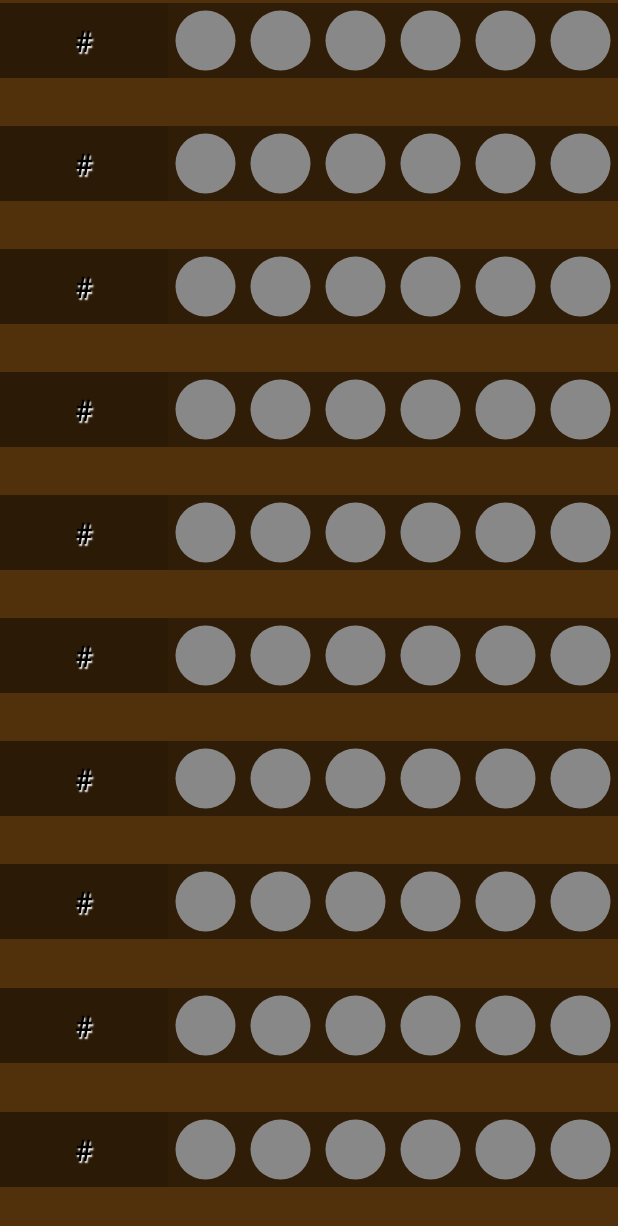
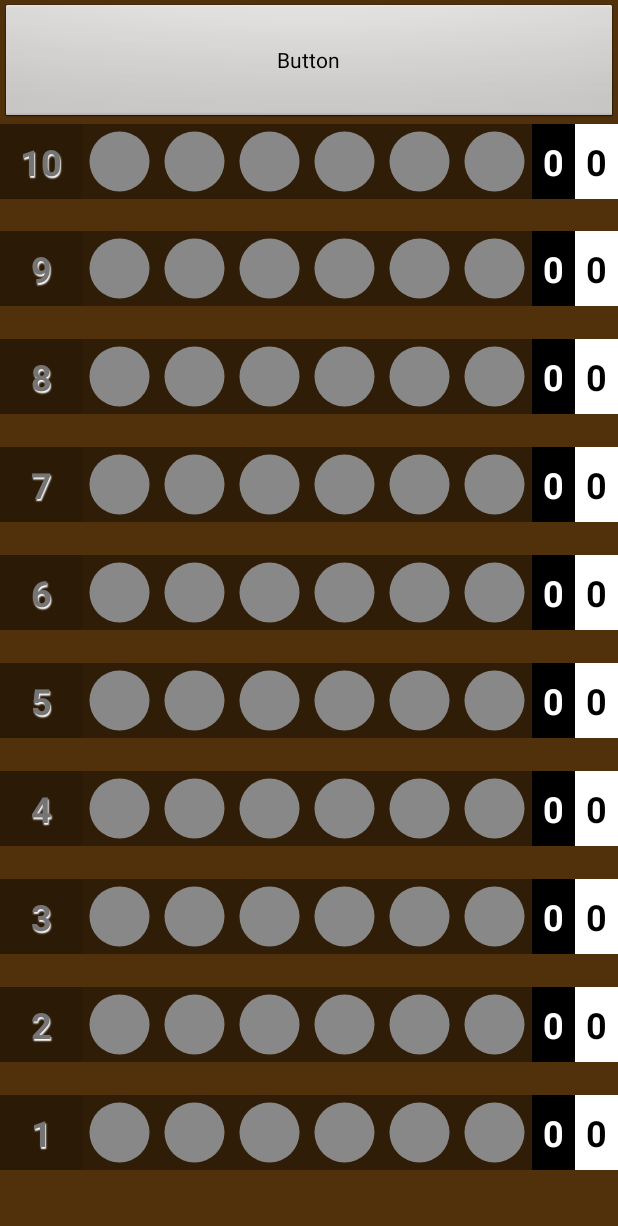
Before and after one commit to ChrisLaforet/MasterMind, an Android app: the screen it shows after launch (PlayMastermindActivity), after a tap on "Beginner 4-color/4-wells", on a phone screen of 412 x 824 dp. Shown: the top 1226 px of the screen. Run offline under Robolectric (Android 15) with nearby library versions, the phone set to English and light mode, and no system bars.

Commit message:
Developing look of peg row

```diff
--- a/app/src/main/java/com/chrislaforetsoftware/mm/board/MastermindPegHole.kt
+++ b/app/src/main/java/com/chrislaforetsoftware/mm/board/MastermindPegHole.kt
@@ -6,6 +6,7 @@ import android.graphics.Color
 import android.graphics.Paint
 import android.util.AttributeSet
 import android.view.View
+import android.widget.TextView
 import kotlin.math.min
 
 
--- a/app/src/main/java/com/chrislaforetsoftware/mm/board/MastermindPegRow.kt
+++ b/app/src/main/java/com/chrislaforetsoftware/mm/board/MastermindPegRow.kt
@@ -6,6 +6,7 @@ import android.view.LayoutInflater
 import android.view.View
 import android.view.ViewGroup
 import android.widget.LinearLayout
+import android.widget.TextView
 import com.chrislaforetsoftware.mm.R
 
 
@@ -16,12 +17,35 @@ class MastermindPegRow(context: Context, attrs: AttributeSet?, defStyle: Int) :
 
 	constructor(context: Context, attrs: AttributeSet) : this(context, attrs, 0) {}
 
+	private lateinit var rowNumber: TextView
+	private lateinit var peg0: MastermindPegHole
+	private lateinit var peg1: MastermindPegHole
+	private lateinit var peg2: MastermindPegHole
+	private lateinit var peg3: MastermindPegHole
+	private lateinit var peg4: MastermindPegHole
+	private lateinit var peg5: MastermindPegHole
+
 	init {
-//		val viewGroup = findViewById<View>(android.R.id.content) as ViewGroup
+		inflate(this.context, R.layout.mastermind_pegrow, this)
 
-//		val inflater = context.getSystemService(Context.LAYOUT_INFLATER_SERVICE) as LayoutInflater
-//		var view = inflater.inflate(R.layout.mastermind_pegrow, null)
+		rowNumber = findViewById<TextView>(R.id.row_number)
+		peg0 = findViewById<MastermindPegHole>(R.id.peg_0)
+		peg1 = findViewById<MastermindPegHole>(R.id.peg_1)
+		peg2 = findViewById<MastermindPegHole>(R.id.peg_2)
+		peg3 = findViewById<MastermindPegHole>(R.id.peg_3)
+		peg4 = findViewById<MastermindPegHole>(R.id.peg_4)
+		peg5 = findViewById<MastermindPegHole>(R.id.peg_5)
+	}
 
-		inflate(this.context, R.layout.mastermind_pegrow, this)
+	fun setNumber(number: Int) {
+		this.rowNumber.text = number.toString()
 	}
+
+	fun setWells(wellCount: Int) {
+		if (wellCount == 6) {
+			return
+		}
+
+	}
+
 }
--- a/app/src/main/java/com/chrislaforetsoftware/mm/board/PlayMastermindActivity.kt
+++ b/app/src/main/java/com/chrislaforetsoftware/mm/board/PlayMastermindActivity.kt
@@ -16,22 +16,29 @@ import com.chrislaforetsoftware.mm.R
 
 class PlayMastermindActivity : Activity() {
 
-    // ????
-//private lateinit var fullscreenContent: TextView
-
-
-
     private var totalWells: Int = 4
     private var totalColors: Int = 6
     private var allowDuplicateColors: Boolean = false
+
+    private lateinit var row0: MastermindPegRow
+    private lateinit var row1: MastermindPegRow;
+    private lateinit var row2: MastermindPegRow;
+    private lateinit var row3: MastermindPegRow;
+    private lateinit var row4: MastermindPegRow;
+    private lateinit var row5: MastermindPegRow;
+    private lateinit var row6: MastermindPegRow;
+    private lateinit var row7: MastermindPegRow;
+    private lateinit var row8: MastermindPegRow;
+    private lateinit var row9: MastermindPegRow;
 
     companion object {
         const val TOTAL_WELLS = "totalWells"
         const val TOTAL_COLORS = "totalColors"
         const val ALLOW_DUPLICATE_COLORS = "allowDuplicateColors"
+
+        const val MAX_WELLS = 6
     }
 
-    @SuppressLint("ClickableViewAccessibility")
     override fun onCreate(savedInstanceState: Bundle?) {
         super.onCreate(savedInstanceState)
 
@@ -39,10 +46,43 @@ class PlayMastermindActivity : Activity() {
 
         setContentView(R.layout.activity_play_mastermind)
 
-
         totalWells = intent.getIntExtra(TOTAL_WELLS, 4)
         totalColors = intent.getIntExtra(TOTAL_COLORS, 6)
         allowDuplicateColors = intent.getBooleanExtra(ALLOW_DUPLICATE_COLORS, false)
+
+        row0 = findViewById<MastermindPegRow>(R.id.peg_row_0)
+        row0.setNumber(1)
+        row1 = findViewById<MastermindPegRow>(R.id.peg_row_1)
+        row1.setNumber(2)
+        row2 = findViewById<MastermindPegRow>(R.id.peg_row_2)
+        row2.setNumber(3)
+        row3 = findViewById<MastermindPegRow>(R.id.peg_row_3)
+        row3.setNumber(4)
+        row4 = findViewById<MastermindPegRow>(R.id.peg_row_4)
+        row4.setNumber(5)
+        row5 = findViewById<MastermindPegRow>(R.id.peg_row_5)
+        row5.setNumber(6)
+        row6 = findViewById<MastermindPegRow>(R.id.peg_row_6)
+        row6.setNumber(7)
+        row7 = findViewById<MastermindPegRow>(R.id.peg_row_7)
+        row7.setNumber(8)
+        row8 = findViewById<MastermindPegRow>(R.id.peg_row_8)
+        row8.setNumber(9)
+        row9 = findViewById<MastermindPegRow>(R.id.peg_row_9)
+        row9.setNumber(10)
+
+        if (totalWells != MAX_WELLS) {
+            row0.setWells(4)
+            row1.setWells(4)
+            row2.setWells(4)
+            row3.setWells(4)
+            row4.setWells(4)
+            row5.setWells(4)
+            row6.setWells(4)
+            row7.setWells(4)
+            row8.setWells(4)
+            row9.setWells(4)
+        }
 
     }
 
--- a/app/src/main/res/layout/activity_play_mastermind.xml
+++ b/app/src/main/res/layout/activity_play_mastermind.xml
@@ -14,65 +14,72 @@
             android:paddingTop="2sp"
             android:weightSum="100">
 
+        <Button
+                android:text="Button"
+                android:layout_width="match_parent"
+                android:layout_height="wrap_content"
+                android:id="@+id/button"
+                android:layout_weight="12" />
+
         <com.chrislaforetsoftware.mm.board.MastermindPegRow
                 android:id="@+id/peg_row_9"
                 android:layout_height="50dp"
                 android:layout_width="match_parent"
-                android:layout_weight="10"/>
+                android:layout_weight="8"/>
 
         <com.chrislaforetsoftware.mm.board.MastermindPegRow
                 android:id="@+id/peg_row_8"
                 android:layout_height="50dp"
                 android:layout_width="match_parent"
-                android:layout_weight="10"/>
+                android:layout_weight="8"/>
 
         <com.chrislaforetsoftware.mm.board.MastermindPegRow
                 android:id="@+id/peg_row_7"
                 android:layout_height="50dp"
                 android:layout_width="match_parent"
-                android:layout_weight="10" />
+                android:layout_weight="8" />
 
         <com.chrislaforetsoftware.mm.board.MastermindPegRow
                 android:id="@+id/peg_row_6"
                 android:layout_height="50dp"
                 android:layout_width="match_parent"
-                android:layout_weight="10" />
+                android:layout_weight="8" />
 
         <com.chrislaforetsoftware.mm.board.MastermindPegRow
                 android:id="@+id/peg_row_5"
                 android:layout_height="50dp"
                 android:layout_width="match_parent"
-                android:layout_weight="10" />
+                android:layout_weight="8" />
 
         <com.chrislaforetsoftware.mm.board.MastermindPegRow
                 android:id="@+id/peg_row_4"
                 android:layout_height="50dp"
                 android:layout_width="match_parent"
-                android:layout_weight="10" />
+                android:layout_weight="8" />
 
         <com.chrislaforetsoftware.mm.board.MastermindPegRow
                 android:id="@+id/peg_row_3"
                 android:layout_height="50dp"
                 android:layout_width="match_parent"
-                android:layout_weight="10" />
+                android:layout_weight="8" />
 
         <com.chrislaforetsoftware.mm.board.MastermindPegRow
                 android:id="@+id/peg_row_2"
                 android:layout_height="50dp"
                 android:layout_width="match_parent"
-                android:layout_weight="10" />
+                android:layout_weight="8" />
 
         <com.chrislaforetsoftware.mm.board.MastermindPegRow
                 android:id="@+id/peg_row_1"
                 android:layout_height="50dp"
                 android:layout_width="match_parent"
-                android:layout_weight="10" />
+                android:layout_weight="8" />
 
         <com.chrislaforetsoftware.mm.board.MastermindPegRow
                 android:id="@+id/peg_row_0"
                 android:layout_height="50dp"
                 android:layout_width="match_parent"
-                android:layout_weight="10" />
+                android:layout_weight="8" />
 
     </LinearLayout>
 </FrameLayout>
--- a/app/src/main/res/layout/mastermind_pegrow.xml
+++ b/app/src/main/res/layout/mastermind_pegrow.xml
@@ -11,7 +11,7 @@
 
     <EditText
             android:id="@+id/row_number"
-            android:layout_width="0dp"
+            android:layout_width="40dp"
             android:layout_height="match_parent"
             android:layout_weight="1"
             android:background="#1A000000"
@@ -26,8 +26,8 @@
             android:shadowRadius="0.6"
             android:text="#"
             android:textAlignment="center"
-            android:textColor="@color/black"
-            android:textSize="20sp"
+            android:textColor="@color/gray_600"
+            android:textSize="24sp"
             android:textStyle="bold" />
 
     <com.chrislaforetsoftware.mm.board.MastermindPegHole
@@ -64,6 +64,43 @@
             android:id="@+id/peg_5"
             android:layout_width="50dp"
             android:layout_height = "50dp"
+            android:text="0"
+            android:textAlignment="center"
             />
 
+    <EditText
+            android:layout_width="wrap_content"
+            android:layout_height="match_parent"
+            android:id="@+id/black_count"
+            android:text="0"
+            android:background="@color/black"
+            android:textColor="@color/white"
+            android:textAlignment="center"
+            android:clickable="false"
+            android:cursorVisible="false"
+            android:focusable="false"
+            android:focusableInTouchMode="false"
+            android:layout_weight="1"
+            android:textSize="24sp"
+            android:textStyle="bold"
+            />
+
+    <EditText
+            android:layout_width="wrap_content"
+            android:layout_height="match_parent"
+            android:id="@+id/white_count"
+            android:text="0"
+            android:background="@color/white"
+            android:textColor="@color/black"
+            android:textAlignment="center"
+            android:clickable="false"
+            android:cursorVisible="false"
+            android:focusable="false"
+            android:focusableInTouchMode="false"
+            android:layout_weight="1"
+            android:textSize="24sp"
+            android:textStyle="bold"
+            />
+
+
 </LinearLayout>
```
